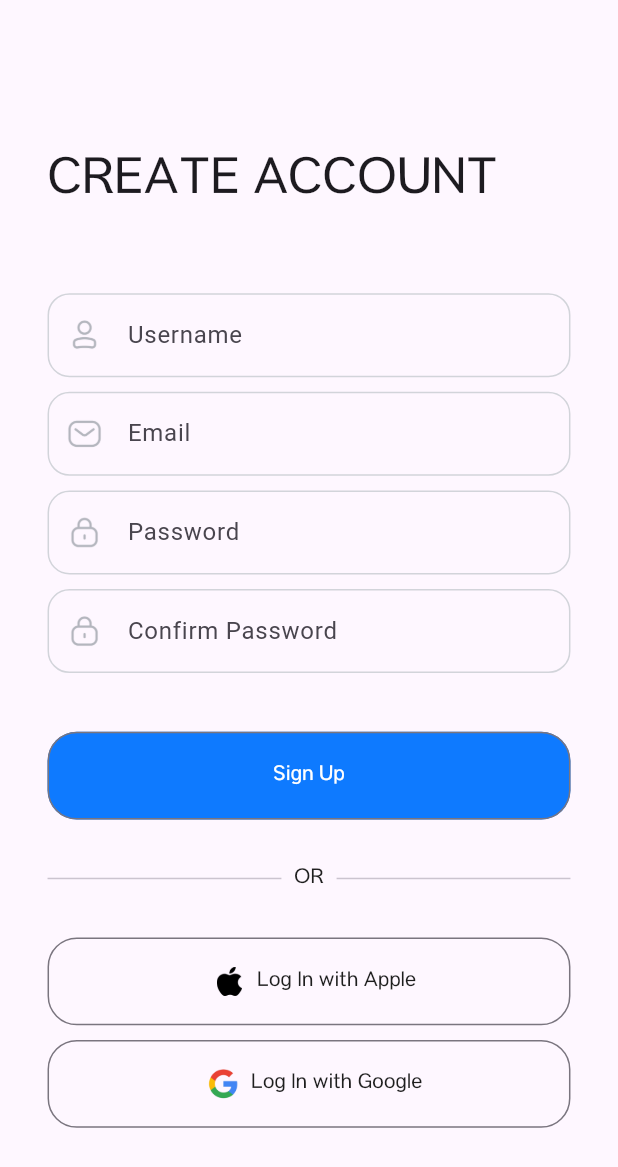
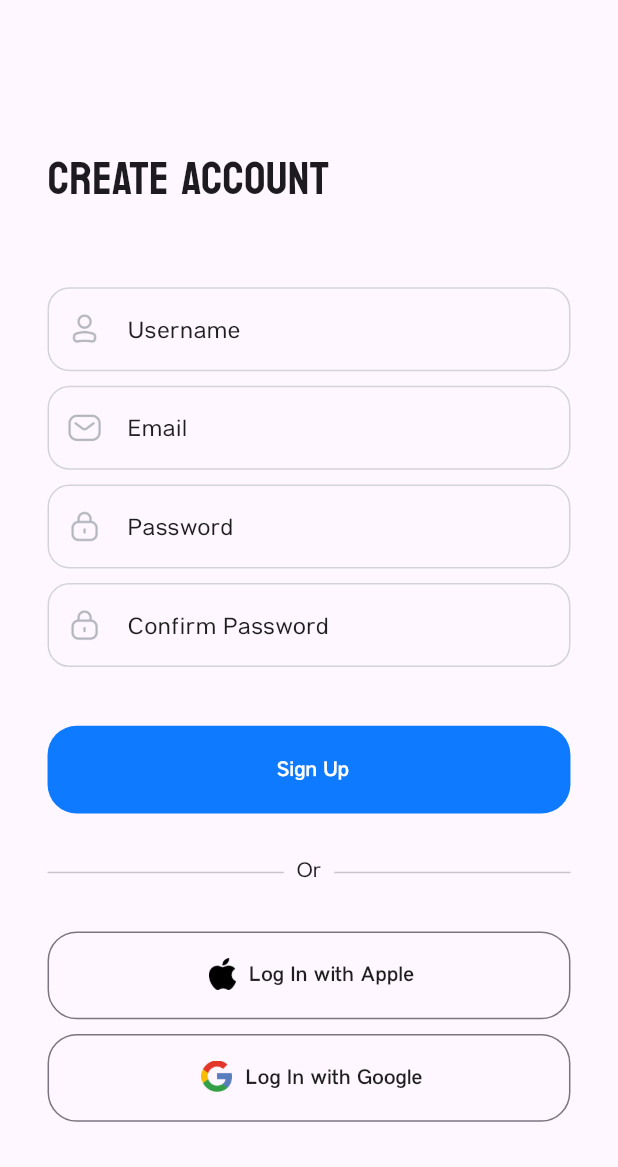
Before and after one commit to darshanp2004/boxify-app, a Flutter app: the screen it shows after launch, after a tap on "Log In", after a tap on "Sign Up", on a phone screen of 412 x 824 dp. Shown: the top 1167 px of the screen. Run offline on Flutter 3.47's test engine with Material 3 defaults, Android fonts, the phone set to English and light mode, and no system bars; drawn by our look-alikes of toastification; our stand-ins replace bloc, flutter_bloc, flutter_screenutil, flutter_svg, image_picker, permission_handler and 2 more; project files that could hold a hidden picture were left out.

Commit message:
last commit

```diff
--- a/lib/custom_widgets/elevatedbutton.dart
+++ b/lib/custom_widgets/elevatedbutton.dart
@@ -1,4 +1,5 @@
 import 'package:boxify/custom_widgets/text.dart';
+import 'package:boxify/utils/string.dart';
 import 'package:flutter/material.dart';
 import 'package:flutter_screenutil/flutter_screenutil.dart';
 
@@ -10,8 +11,6 @@ class CustomElevatedButton extends StatelessWidget {
   final double? height;
   final double? width;
   final double? fontSize;
-  final double? iconHeight;
-  final double? iconWidth;
   final String? icon;
   final Color? borderColor;
   final FontWeight? fontWeight;
@@ -24,8 +23,6 @@ class CustomElevatedButton extends StatelessWidget {
     this.textColor,
     this.height = 60,
     this.width = 400,
-    this.iconHeight,
-    this.iconWidth,
     this.icon,
     this.borderColor,
     this.fontSize,
@@ -51,8 +48,14 @@ class CustomElevatedButton extends StatelessWidget {
           mainAxisAlignment: MainAxisAlignment.center,
           children: [
             if (icon != null)
-              Image.asset(icon!, width: iconWidth, height: iconHeight),
-            CustomText(data: text, color: textColor, fontSize: fontSize,fontWeight:fontWeight ,),
+              Padding(
+                padding: EdgeInsets.only(bottom: 2.h),
+                child: Transform.scale(
+                    scale: 0.72,
+                    child: Image.asset(icon!)),
+              ),
+            SizedBox(width: 5.w,),
+            CustomText(data: text, color: textColor, fontSize: fontSize,fontWeight:fontWeight ,fontFamily:fontFamily,),
           ],
         ),
       ),
--- a/lib/custom_widgets/textfield.dart
+++ b/lib/custom_widgets/textfield.dart
@@ -1,3 +1,4 @@
+import 'package:boxify/utils/string.dart';
 import 'package:flutter/material.dart';
 import 'package:flutter_screenutil/flutter_screenutil.dart';
 
@@ -26,6 +27,7 @@ class CustomTextField extends StatelessWidget {
       validator: validator,
       decoration: InputDecoration(
         hintText: hintText,
+        hintStyle: TextStyle(fontFamily: fontFamily,fontSize: 16.sp,color: Color(0xFF1E1E1E)),
         enabledBorder: OutlineInputBorder(
           borderRadius: BorderRadius.circular(15.r),
           borderSide: BorderSide(
--- a/lib/screens/auth/sign_in/view/signin_screen.dart
+++ b/lib/screens/auth/sign_in/view/signin_screen.dart
@@ -41,7 +41,7 @@ class _SignInScreenState extends State<SignInScreen> {
                         alignment: Alignment.topLeft,
                         child: Row(
                           children: [
-                            CustomText(data: welcomeText, fontSize: 32.sp),
+                            CustomText(data: welcomeText, fontSize: 32.sp,fontFamily: koulen,),
                             SizedBox(width: 10.w),
                             Padding(
                               padding: EdgeInsets.only(bottom: 7.0),
@@ -72,7 +72,7 @@ class _SignInScreenState extends State<SignInScreen> {
                       SizedBox(height: 5.h),
                       Align(
                         alignment: Alignment.bottomRight,
-                        child: CustomText(data: forgotPassText),
+                        child: CustomText(data: forgotPassText,fontSize: 14.sp,),
                       ),
                       SizedBox(height: 15.h),
                       CustomElevatedButton(
@@ -82,6 +82,8 @@ class _SignInScreenState extends State<SignInScreen> {
                         },
                         backgroundColor: Color(0XFF0E7AFF),
                         textColor: Color(0XFFFFFFFF),
+                        fontWeight: FontWeight.w800,
+                        borderColor: Colors.transparent,
                       ),
                       SizedBox(height: 10.h),
                       CustomElevatedButton(
@@ -90,6 +92,7 @@ class _SignInScreenState extends State<SignInScreen> {
                           signInCubit.navigateToSignUp(context);
                         },
                         textColor: Color(0XFF1E1E1E),
+                        fontWeight: FontWeight.w800,
                       ),
                       SizedBox(height: 30.h),
                       Row(
@@ -109,8 +112,7 @@ class _SignInScreenState extends State<SignInScreen> {
                       CustomElevatedButton(
                         text: appleLogin,
                         icon: appleIcon,
-                        iconHeight: 20.h,
-                        iconWidth: 35.w,
+                        fontWeight: FontWeight.w700,
                         onPressed: () {},
                         textColor: Color(0XFF1E1E1E),
                       ),
@@ -118,8 +120,7 @@ class _SignInScreenState extends State<SignInScreen> {
                       CustomElevatedButton(
                         text: googleLogin,
                         icon: googleIcon,
-                        iconHeight: 30.h,
-                        iconWidth: 35.w,
+                        fontWeight: FontWeight.w700,
                         onPressed: () {},
                         textColor: Color(0XFF1E1E1E),
                       ),
--- a/lib/screens/auth/sign_up/view/signup_screen.dart
+++ b/lib/screens/auth/sign_up/view/signup_screen.dart
@@ -42,7 +42,8 @@ class _SignUpScreenState extends State<SignUpScreen> {
                         child: CustomText(
                           data: createAcc,
                           inherit: true,
-                          fontSize: 35.sp,
+                          fontSize: 32.sp,
+                          fontFamily: koulen,
                         ),
                       ),
                       SizedBox(height: 50.h),
@@ -83,6 +84,8 @@ class _SignUpScreenState extends State<SignUpScreen> {
                         },
                         backgroundColor: Color(0XFF0E7AFF),
                         textColor: Color(0XFFFFFFFF),
+                        borderColor: Colors.transparent,
+                        fontWeight: FontWeight.w800,
                       ),
                       SizedBox(height: 30.h),
                       Row(
@@ -102,19 +105,17 @@ class _SignUpScreenState extends State<SignUpScreen> {
                       CustomElevatedButton(
                         text: appleLogin,
                         icon: appleIcon,
-                        iconHeight: 20.h,
-                        iconWidth: 35.w,
                         onPressed: () {},
                         textColor: Color(0XFF1E1E1E),
+                        fontWeight: FontWeight.w700,
                       ),
                       SizedBox(height: 10.h),
                       CustomElevatedButton(
                         text: googleLogin,
                         icon: googleIcon,
-                        iconHeight: 30.h,
-                        iconWidth: 35.w,
                         onPressed: () {},
                         textColor: Color(0XFF1E1E1E),
+                        fontWeight: FontWeight.w700,
                       ),
                     ],
                   ),
--- a/lib/screens/location/cubit/location_screen_cubit.dart
+++ b/lib/screens/location/cubit/location_screen_cubit.dart
@@ -10,7 +10,7 @@ class LocationCubit extends Cubit<LocationState> {
   static LocationCubit get(context) => BlocProvider.of(context);
 
   List<String> suggestions = [];
-  List<String> initialSuggestions = [place, place, place, place];
+  List<String> initialSuggestions = [area, area, area, area];
   final TextEditingController searchController = TextEditingController();
 
   Future<void> showSuggestions() async {
--- a/lib/utils/string.dart
+++ b/lib/utils/string.dart
@@ -6,7 +6,7 @@ const String logIn = "Log In";
 const String signUp = "Sign Up";
 const String appleLogin = "Log In with Apple";
 const String googleLogin = "Log In with Google";
-const String or = "OR";
+const String or = "Or";
 const String invalidEmail = "Invalid Email";
 const String invalidPass = "Password must be at least 8 characters";
 const String emailValidator = "Please Enter E-mail";
@@ -27,6 +27,7 @@ const String cricket = "Cricket";
 const String football = "Football";
 const String tennis = "Tennis";
 const String fontFamily = "FontMain";
+const String koulen = "Koulen";
 const String image = "image";
 const String title = "title";
 const String price = "price";
--- a/pubspec.yaml
+++ b/pubspec.yaml
@@ -96,6 +96,10 @@ flutter:
      fonts:
        - asset: assets/fonts/Lexend-Regular.ttf
          weight: 400
+   - family: Koulen
+     fonts:
+       - asset: assets/fonts/Koulen-Regular.ttf
+         weight: 400
   #         style: italic
   #   - family: Trajan Pro
   #     fonts:
```
Also changed, not shown: assets/fonts/Koulen-Regular.ttf (added), assets/images/google_icon.png.
